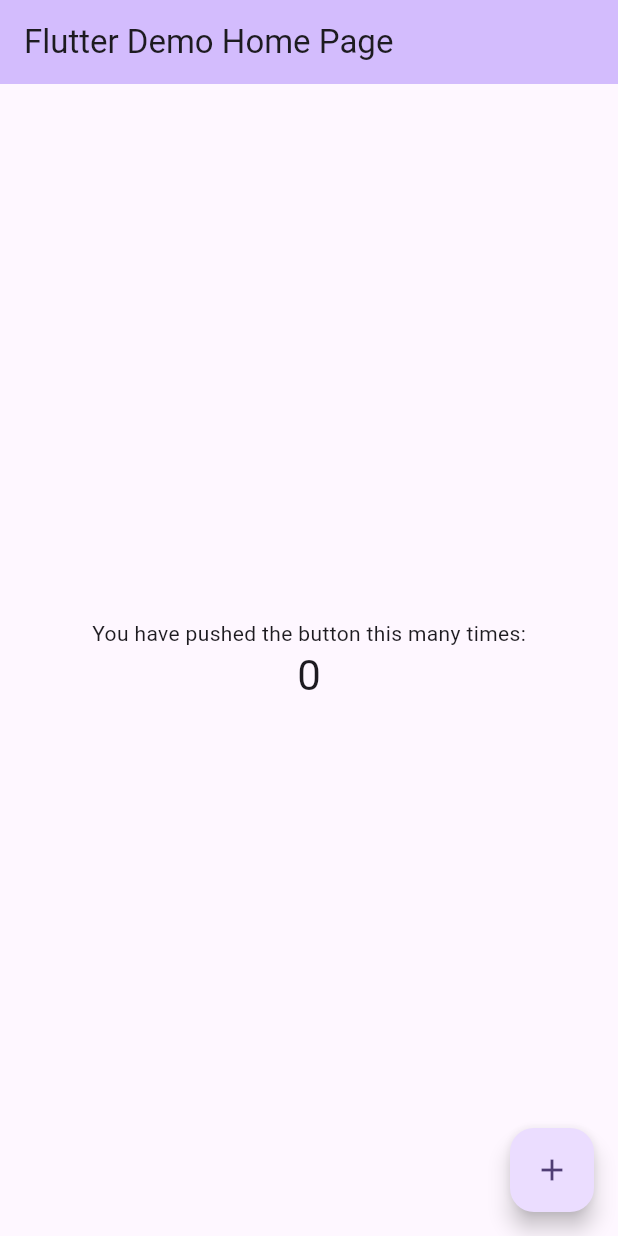
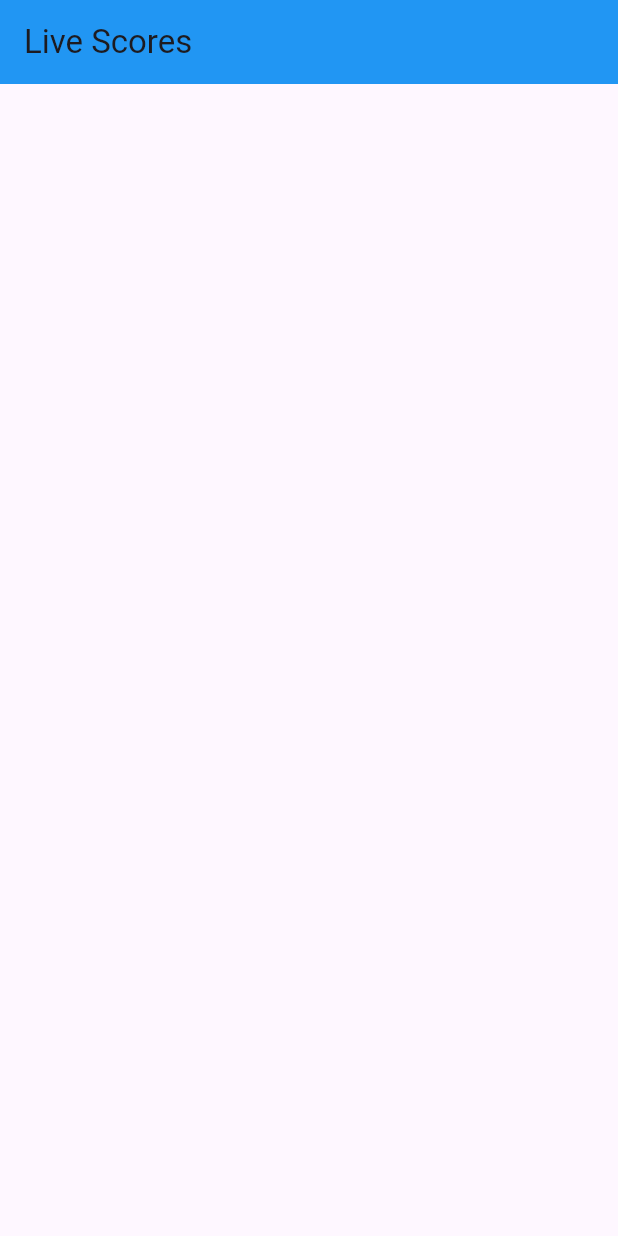
Before and after one commit to amitsurjo57/Flutter-Assignment, a Flutter app: the screen it shows after launch, on a phone screen of 412 x 824 dp. Run offline on Flutter 3.47's test engine with Material 3 defaults, Android fonts, the phone set to English and light mode, and no system bars; our stand-ins replace firebase_core; accounts and stored records are empty; statements that could not run were skipped.

Commit message:
live score project

```diff
--- /dev/null
+++ b/lib/live_score_screen.dart
@@ -0,0 +1,20 @@
+import 'package:flutter/material.dart';
+
+class LiveScoreScreen extends StatefulWidget {
+  const LiveScoreScreen({super.key});
+
+  @override
+  State<LiveScoreScreen> createState() => _LiveScoreScreenState();
+}
+
+class _LiveScoreScreenState extends State<LiveScoreScreen> {
+  @override
+  Widget build(BuildContext context) {
+    return Scaffold(
+      appBar: AppBar(
+        title: const Text('Live Scores'),
+        backgroundColor: Colors.blue,
+      ),
+    );
+  }
+}
--- a/lib/main.dart
+++ b/lib/main.dart
@@ -1,125 +1,24 @@
 import 'package:flutter/material.dart';
+import 'package:firebase_core/firebase_core.dart';
+import 'firebase_options.dart';
+import 'live_score_screen.dart';
 
-void main() {
+Future<void> main() async{
+  WidgetsFlutterBinding.ensureInitialized();
+  await Firebase.initializeApp(
+    options: DefaultFirebaseOptions.currentPlatform,
+  );
   runApp(const MyApp());
 }
 
 class MyApp extends StatelessWidget {
   const MyApp({super.key});
 
-  // This widget is the root of your application.
   @override
   Widget build(BuildContext context) {
-    return MaterialApp(
-      title: 'Flutter Demo',
-      theme: ThemeData(
-        // This is the theme of your application.
-        //
-        // TRY THIS: Try running your application with "flutter run". You'll see
-        // the application has a purple toolbar. Then, without quitting the app,
-        // try changing the seedColor in the colorScheme below to Colors.green
-        // and then invoke "hot reload" (save your changes or press the "hot
-        // reload" button in a Flutter-supported IDE, or press "r" if you used
-        // the command line to start the app).
-        //
-        // Notice that the counter didn't reset back to zero; the application
-        // state is not lost during the reload. To reset the state, use hot
-        // restart instead.
-        //
-        // This works for code too, not just values: Most code changes can be
-        // tested with just a hot reload.
-        colorScheme: ColorScheme.fromSeed(seedColor: Colors.deepPurple),
-        useMaterial3: true,
-      ),
-      home: const MyHomePage(title: 'Flutter Demo Home Page'),
+    return const MaterialApp(
+      debugShowCheckedModeBanner: false,
+      home: LiveScoreScreen(),
     );
   }
 }
-
-class MyHomePage extends StatefulWidget {
-  const MyHomePage({super.key, required this.title});
-
-  // This widget is the home page of your application. It is stateful, meaning
-  // that it has a State object (defined below) that contains fields that affect
-  // how it looks.
-
-  // This class is the configuration for the state. It holds the values (in this
-  // case the title) provided by the parent (in this case the App widget) and
-  // used by the build method of the State. Fields in a Widget subclass are
-  // always marked "final".
-
-  final String title;
-
-  @override
-  State<MyHomePage> createState() => _MyHomePageState();
-}
-
-class _MyHomePageState extends State<MyHomePage> {
-  int _counter = 0;
-
-  void _incrementCounter() {
-    setState(() {
-      // This call to setState tells the Flutter framework that something has
-      // changed in this State, which causes it to rerun the build method below
-      // so that the display can reflect the updated values. If we changed
-      // _counter without calling setState(), then the build method would not be
-      // called again, and so nothing would appear to happen.
-      _counter++;
-    });
-  }
-
-  @override
-  Widget build(BuildContext context) {
-    // This method is rerun every time setState is called, for instance as done
-    // by the _incrementCounter method above.
-    //
-    // The Flutter framework has been optimized to make rerunning build methods
-    // fast, so that you can just rebuild anything that needs updating rather
-    // than having to individually change instances of widgets.
-    return Scaffold(
-      appBar: AppBar(
-        // TRY THIS: Try changing the color here to a specific color (to
-        // Colors.amber, perhaps?) and trigger a hot reload to see the AppBar
-        // change color while the other colors stay the same.
-        backgroundColor: Theme.of(context).colorScheme.inversePrimary,
-        // Here we take the value from the MyHomePage object that was created by
-        // the App.build method, and use it to set our appbar title.
-        title: Text(widget.title),
-      ),
-      body: Center(
-        // Center is a layout widget. It takes a single child and positions it
-        // in the middle of the parent.
-        child: Column(
-          // Column is also a layout widget. It takes a list of children and
-          // arranges them vertically. By default, it sizes itself to fit its
-          // children horizontally, and tries to be as tall as its parent.
-          //
-          // Column has various properties to control how it sizes itself and
-          // how it positions its children. Here we use mainAxisAlignment to
-          // center the children vertically; the main axis here is the vertical
-          // axis because Columns are vertical (the cross axis would be
-          // horizontal).
-          //
-          // TRY THIS: Invoke "debug painting" (choose the "Toggle Debug Paint"
-          // action in the IDE, or press "p" in the console), to see the
-          // wireframe for each widget.
-          mainAxisAlignment: MainAxisAlignment.center,
-          children: <Widget>[
-            const Text(
-              'You have pushed the button this many times:',
-            ),
-            Text(
-              '$_counter',
-              style: Theme.of(context).textTheme.headlineMedium,
-            ),
-          ],
-        ),
-      ),
-      floatingActionButton: FloatingActionButton(
-        onPressed: _incrementCounter,
-        tooltip: 'Increment',
-        child: const Icon(Icons.add),
-      ), // This trailing comma makes auto-formatting nicer for build methods.
-    );
-  }
-}
--- a/pubspec.yaml
+++ b/pubspec.yaml
@@ -36,6 +36,7 @@ dependencies:
   # Use with the CupertinoIcons class for iOS style icons.
   cupertino_icons: ^1.0.8
   firebase_core: ^3.8.0
+  cloud_firestore: ^5.5.0
 
 dev_dependencies:
   flutter_test:
```
Also changed, not shown: pubspec.lock, 3 other files.
